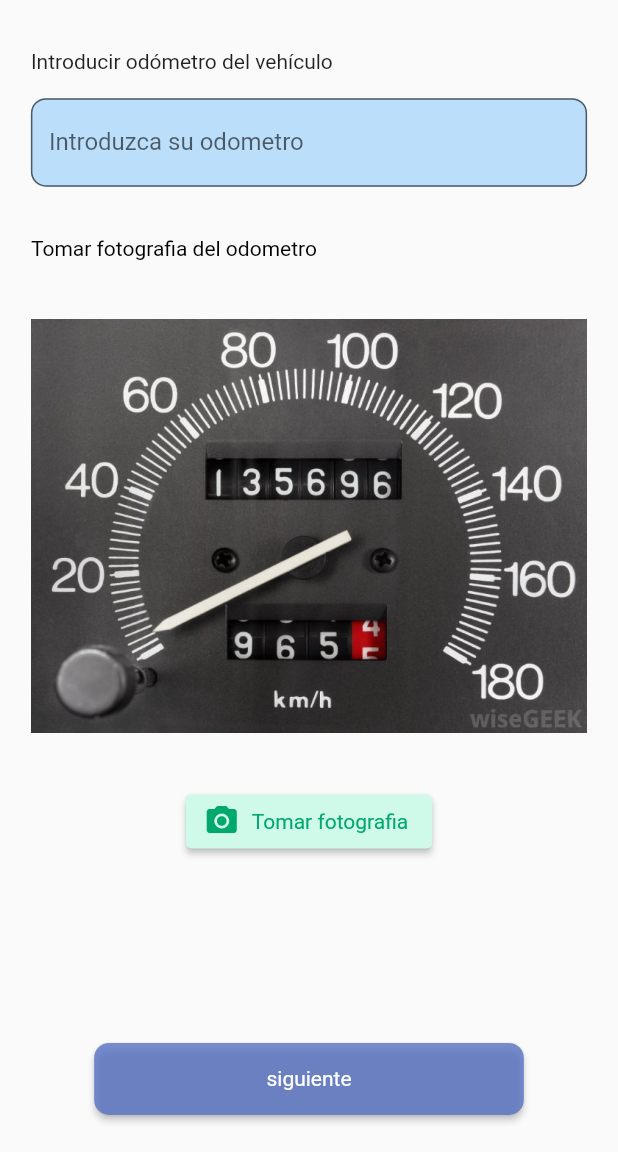
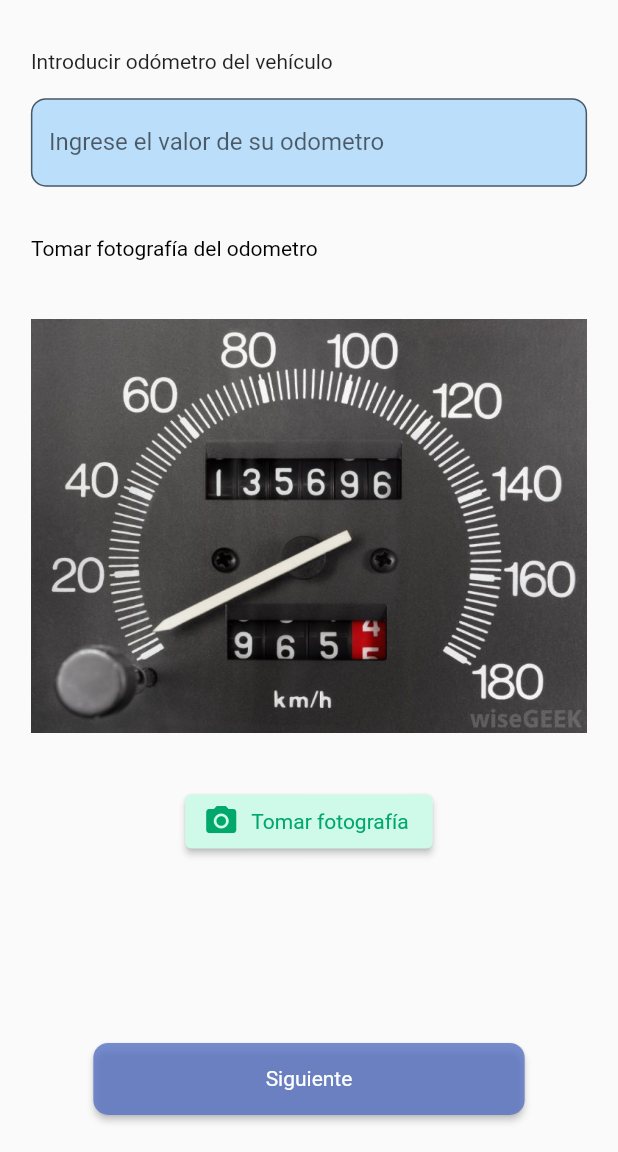
Before and after one commit to Brando2306/segursat-solgas-app, a Flutter app: the OdometerMaintancePage screen opened by its route, on a phone screen of 412 x 824 dp, the part 84-1236 px from its top. Run offline on Flutter 3.47's test engine with Material 2 defaults, Android fonts, the light colour scheme and no system bars; drawn by our look-alikes of flutter_form_builder; our stand-ins replace connectivity_plus, dio, flutter_easyloading, flutter_local_notifications, flutter_map, font_awesome_flutter and 7 more; missing offline and left inert: app_settings, floating; accounts and stored records are empty.

Commit message:
feat: update wordings

```diff
--- a/lib/pages/inspection/accessories_page.dart
+++ b/lib/pages/inspection/accessories_page.dart
@@ -55,7 +55,7 @@ class _AccessoriesPageState extends State<AccessoriesPage> {
               ElevatedButton.icon(
                 onPressed: captureImage,
                 label: Text(
-                  'Tomar fotografia',
+                  'Tomar fotografía',
                   style: TextStyle(color: Color(0xff00a86b)),
                 ),
                 icon: Icon(Icons.camera_alt, color: Color(0xff00a86b)),
--- a/lib/pages/inspection/odometer_page.dart
+++ b/lib/pages/inspection/odometer_page.dart
@@ -87,7 +87,7 @@ class _OdometerPageState extends State<OdometerPage> {
                 ElevatedButton.icon(
                   onPressed: captureImage,
                   label: Text(
-                    'Tomar fotografia',
+                    'Tomar fotografía',
                     style: TextStyle(color: Color(0xff00a86b)),
                   ),
                   icon: Icon(Icons.camera_alt, color: Color(0xff00a86b)),
@@ -97,7 +97,7 @@ class _OdometerPageState extends State<OdometerPage> {
                           MaterialStateProperty.all(Color(0xffcffaea))),
                 ),
                 Expanded(child: Container()),
-                nextButton(context, 'siguiente', '/inspection/selfie',
+                nextButton(context, 'Siguiente', '/inspection/selfie',
                     validationNextButton && (fileImage == null ? false : true),
                     () {
                   writeStorage(
@@ -175,7 +175,7 @@ class _OdometerPageState extends State<OdometerPage> {
           controller: _odometerInpuController,
           validator: (value) {
             if (value == null || value.isEmpty) {
-              return 'Se require el odometro';
+              return 'Se requiere el odómetro';
             }
 
             int newOdometerValue = int.tryParse(value) ?? 0;
@@ -184,11 +184,11 @@ class _OdometerPageState extends State<OdometerPage> {
                     0; // Valor anterior del odómetro
 
             if (newOdometerValue == previousOdometerValue) {
-              return 'La cantidad no puede ser igual al registro anterior';
+              return 'El valor del odómetro no puede ser igual al registro anterior';
             }
 
             if (newOdometerValue < previousOdometerValue) {
-              return 'La cantidad no puede ser menor al registro anterior';
+              return 'El valor del odómetro no puede ser menor al registro anterior';
             }
             return null;
           }),
--- a/lib/pages/inspection/panoramic_page.dart
+++ b/lib/pages/inspection/panoramic_page.dart
@@ -58,7 +58,7 @@ class _PanoramicPageState extends State<PanoramicPage> {
               ElevatedButton.icon(
                 onPressed: captureImage,
                 label: Text(
-                  'Tomar fotografia',
+                  'Tomar fotografía',
                   style: TextStyle(color: Color(0xff00a86b)),
                 ),
                 icon: Icon(Icons.camera_alt, color: Color(0xff00a86b)),
--- a/lib/pages/inspection/seatbelt_page.dart
+++ b/lib/pages/inspection/seatbelt_page.dart
@@ -73,7 +73,7 @@ class _SeatbeltPageState extends State<SeatbeltPage> {
               ElevatedButton.icon(
                 onPressed: captureImage,
                 label: Text(
-                  'Tomar fotografia',
+                  'Tomar fotografía',
                   style: TextStyle(color: Color(0xff00a86b)),
                 ),
                 icon: Icon(Icons.camera_alt, color: Color(0xff00a86b)),
--- a/lib/pages/inspection/selfie_page.dart
+++ b/lib/pages/inspection/selfie_page.dart
@@ -61,7 +61,7 @@ class _SelfiePageState extends State<SelfiePage> {
               ElevatedButton.icon(
                 onPressed: captureImage,
                 label: Text(
-                  'Tomar fotografia',
+                  'Tomar fotografía',
                   style: TextStyle(color: Color(0xff00a86b)),
                 ),
                 icon: Icon(Icons.camera_alt, color: Color(0xff00a86b)),
--- a/lib/pages/maintance/form_page.dart
+++ b/lib/pages/maintance/form_page.dart
@@ -104,7 +104,7 @@ class _FormPageState extends State<FormPage> {
                 child: Align(
                   alignment: Alignment.centerLeft,
                   child:
-                      Text('Introducir le odometro del próximo mantenimiento'),
+                      Text('Introducir le odómetro del próximo mantenimiento'),
                 ),
               ),
               SizedBox(
--- a/lib/pages/maintance/odometer_maintance_page.dart
+++ b/lib/pages/maintance/odometer_maintance_page.dart
@@ -87,7 +87,7 @@ class _OdometerMaintancePageState extends State<OdometerMaintancePage> {
                 ElevatedButton.icon(
                   onPressed: captureImage,
                   label: Text(
-                    'Tomar fotografia',
+                    'Tomar fotografía',
                     style: TextStyle(color: Color(0xff00a86b)),
                   ),
                   icon: Icon(Icons.camera_alt, color: Color(0xff00a86b)),
@@ -97,7 +97,7 @@ class _OdometerMaintancePageState extends State<OdometerMaintancePage> {
                           MaterialStateProperty.all(Color(0xffcffaea))),
                 ),
                 Expanded(child: Container()),
-                nextButton(context, 'siguiente', '/maintance/form',
+                nextButton(context, 'Siguiente', '/maintance/form',
                     validationNextButton && (fileImage == null ? false : true),
                     () {
                   writeStorage('maintance.odometer.odometerNumber',
@@ -184,11 +184,11 @@ class _OdometerMaintancePageState extends State<OdometerMaintancePage> {
                 readStorage('inspection.lastOdometer') ?? 0;
 
             if (newOdometerValue == previousOdometerValue) {
-              return 'La cantidad no puede ser igual al registro anterior';
+              return 'El valor del odómetro no puede ser igual al registro anterior';
             }
 
             if (newOdometerValue < previousOdometerValue) {
-              return 'La cantidad no puede ser menor al registro anterior';
+              return 'El valor del odómetro no puede ser menor al registro anterior';
             }
 
             return null;
--- a/lib/pages/maintance/upload_page.dart
+++ b/lib/pages/maintance/upload_page.dart
@@ -104,7 +104,7 @@ class _UploadPageState extends State<UploadPage> {
                   ElevatedButton.icon(
                     onPressed: () => _takePhoto('one'),
                     label: Text(
-                      'Tomar fotografia',
+                      'Tomar fotografía',
                       style: TextStyle(color: Color(0xff00a86b)),
                     ),
                     icon: Icon(Icons.camera_alt, color: Color(0xff00a86b)),
@@ -163,7 +163,7 @@ class _UploadPageState extends State<UploadPage> {
                   ElevatedButton.icon(
                     onPressed: () => _takePhoto('thow'),
                     label: Text(
-                      'Tomar fotografia',
+                      'Tomar fotografía',
                       style: TextStyle(color: Color(0xff00a86b)),
                     ),
                     icon: Icon(Icons.camera_alt, color: Color(0xff00a86b)),
@@ -222,7 +222,7 @@ class _UploadPageState extends State<UploadPage> {
                   ElevatedButton.icon(
                     onPressed: () => _takePhoto('three'),
                     label: Text(
-                      'Tomar fotografia',
+                      'Tomar fotografía',
                       style: TextStyle(color: Color(0xff00a86b)),
                     ),
                     icon: Icon(Icons.camera_alt, color: Color(0xff00a86b)),
--- a/lib/pages/notUsed/odometer_photo_page.dart
+++ b/lib/pages/notUsed/odometer_photo_page.dart
@@ -57,7 +57,7 @@ class _OdometerPhotoPageState extends State<OdometerPhotoPage> {
               ElevatedButton.icon(
                 onPressed: captureImage,
                 label: Text(
-                  'Tomar fotografia',
+                  'Tomar fotografía',
                   style: TextStyle(color: Color(0xff00a86b)),
                 ),
                 icon: Icon(Icons.camera_alt, color: Color(0xff00a86b)),
--- a/lib/pages/root/control_stop_page.dart
+++ b/lib/pages/root/control_stop_page.dart
@@ -295,7 +295,7 @@ class _ControlStopPageState extends State<ControlStopPage> {
               color: Color.fromARGB(255, 9, 43, 145),
             ),
           ),
-          content: Text('Está seguro que quiere finalizar la ruta.'),
+          content: Text('¿Está seguro de que quiere finalizar la ruta?'),
           actions: <Widget>[
             ElevatedButton(
               onPressed: () {
--- a/lib/pages/root/finish_root_page.dart
+++ b/lib/pages/root/finish_root_page.dart
@@ -31,7 +31,7 @@ class _FinishRootPageState extends State<FinishRootPage> {
         SizedBox(
           width: getWidth(context, 80),
           child: Text(
-            'La unidad llegó a su destino',
+            'La unidad ha llegado su destino',
             style: TextStyle(fontSize: 24, fontWeight: FontWeight.bold),
             textAlign: TextAlign.center,
           ),
--- a/lib/pages/root/incident_report_page.dart
+++ b/lib/pages/root/incident_report_page.dart
@@ -71,7 +71,7 @@ class _IncidentReportPageState extends State<IncidentReportPage> {
                     child: FormBuilderDropdown(
                       name: 'categoria',
                       decoration: InputDecoration(
-                        labelText: 'Seleccionar categoría',
+                        labelText: 'Seleccione una categoría',
                         // contentPadding: EdgeInsets.symmetric(
                         //     horizontal: 16.0),
                       ),
--- a/lib/pages/sesion_page.dart
+++ b/lib/pages/sesion_page.dart
@@ -136,7 +136,7 @@ class _SesionPageState extends State<SesionPage> with WidgetsBindingObserver {
               FilteringTextInputFormatter.deny(RegExp(r'[ ]')),
             ],
             onChanged: (_) => _updateValidationState(),
-            helperText: '*Ingresar la placa con guión, por ejemplo: ABC-123',
+            helperText: '*Ingrese la placa con guion, por ejemplo: ABC-123',
           ),
           const SizedBox(height: 40),
           if (!authProvider.nextButtonValidation)
--- a/lib/utils/errors.dart
+++ b/lib/utils/errors.dart
@@ -1,8 +1,8 @@
 final Map<String, String> errorTranslations = {
   'The location service on the device is disabled.':
-      'El servicio de ubicación en el dispositivo está deshabilitado.',
+      'El servicio de ubicación del dispositivo está deshabilitado.',
   'Unit matching query does not exist.':
-      'No existe ninguna unidad que coincida con la consulta.',
+      'No se encontró una unidad que coincida con la consulta.',
   'Driver matching query does not exist.':
-      'No existe ningún conductor que coincida con la consulta.'
+      'No se encontró un conductor que coincida con la consulta.'
 };
--- a/lib/utils/inspection/index.dart
+++ b/lib/utils/inspection/index.dart
@@ -5,7 +5,7 @@ class QUESTION {
   static const String TEXT_QUESTION_TWO =
       '¿Las luces altas, bajas y direccionales funcionan correctamente?';
   static const String TEXT_QUESTION_THREE =
-      '¿Tu equipo de emergencia contiene en buen estado gata, triángulo, botiquín de solgos o personal, llave de los dados y llanta de repuesto?';
+      '¿Tu equipo de emergencia contiene en buen estado gata, triángulo, botiquín de SOLGAS o personal, llave de los dados y llanta de repuesto?';
   static const String TEXT_BUTTON = 'Siguiente';
 }
 
@@ -13,8 +13,8 @@ class ODOMETER {
   static const String TEXT_HEADER = 'Inspección de unidad';
   static const String IMAGE = 'assets/images/odometer.jpg';
   static const String TEXT_LABEL = 'Ingrese la cantidad';
-  static const String LABEL_ODOMETER = 'Introducir odómetro del vehículo';
-  static const String LABEL_IMAGE = 'Tomar fotografia del odómetro';
+  static const String LABEL_ODOMETER = 'Ingrese el odómetro del vehículo';
+  static const String LABEL_IMAGE = 'Tomar fotografía del odómetro';
 }
 
 class SELFIE {
--- a/lib/utils/maintance/index.dart
+++ b/lib/utils/maintance/index.dart
@@ -1,7 +1,7 @@
 class ODOMETERMAINTANCE {
   static const String TEXT_HEADER = 'Registro de mantenimiento';
   static const String IMAGE = 'assets/images/odometer.jpg';
-  static const String TEXT_LABEL = 'Introduzca su odometro';
+  static const String TEXT_LABEL = 'Ingrese el valor de su odometro';
   static const String LABEL_ODOMETER = 'Introducir odómetro del vehículo';
-  static const String LABEL_IMAGE = 'Tomar fotografia del odometro';
+  static const String LABEL_IMAGE = 'Tomar fotografía del odometro';
 }
--- a/lib/utils/root/index.dart
+++ b/lib/utils/root/index.dart
@@ -10,9 +10,10 @@ class SELECTDESTINATION {
 }
 
 class QUESTIONSTOP {
-  static const String ONE = '¿Hiciste estiramiento para tu circulación?';
+  static const String ONE =
+      '¿Realizaste estiramientos para mejorar tu circulación?';
   static const String TWO = '¿Te hidrataste?';
-  static const String THREE = '¿Todos llevan cinturon de seguridad?';
+  static const String THREE = '¿Todos llevan cinturón de seguridad?';
   static const String FOUR = '¿Diste la vuelta de seguridad?';
   static const String FIVE = '¿El tablero del vehículo registra alguna falla?';
 }
```
Also changed, not shown: lib/utils/constants.dart (+4 -4 lines).
